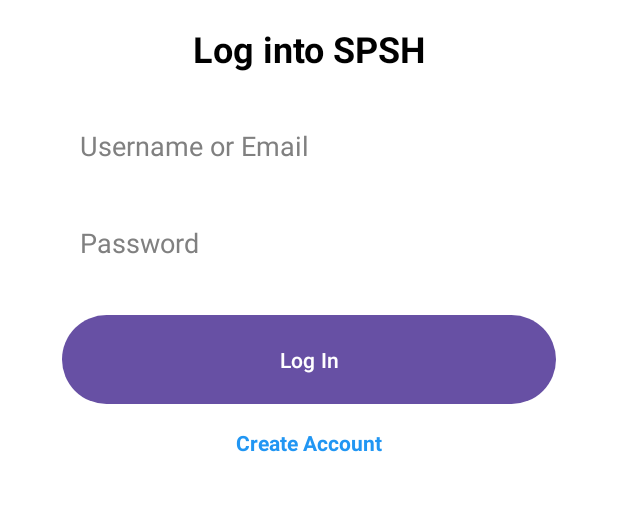
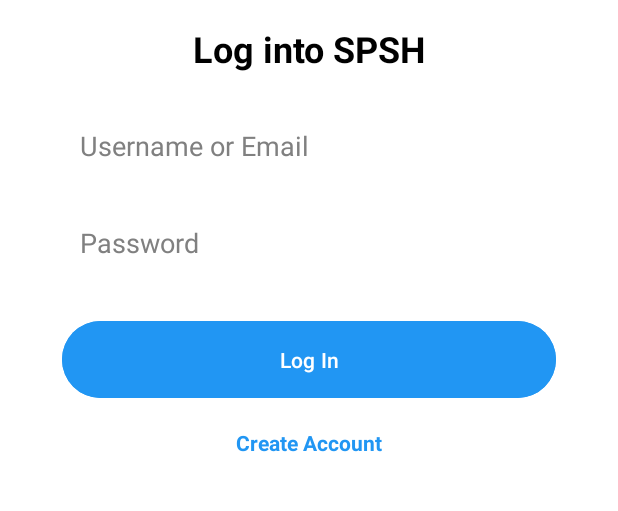
Before and after one commit to Sathira-Wijeratne/SPSH-Ecommerce-Application, an Android app: the screen it shows after launch (CustomerLoginActivity), on a phone screen of 412 x 824 dp, the part 198-709 px from its top. Run offline under Robolectric (Android 15) with nearby library versions, the phone set to English and light mode, and no system bars.

Commit message:
Login button changed to blue

```diff
--- a/MobileApplication/app/src/main/res/layout/customer_login.xml
+++ b/MobileApplication/app/src/main/res/layout/customer_login.xml
@@ -76,11 +76,10 @@
         android:layout_height="wrap_content"
         android:text="Log In"
         android:textColor="@color/white"
-        android:backgroundTint="@color/blue_500"
+        android:backgroundTint="@color/blue"
     android:layout_marginTop="24dp"
     android:layout_marginBottom="16dp"
     android:padding="16dp"
-        android:background="@drawable/rounded_button_background"
     app:layout_constraintTop_toBottomOf="@id/loginPasswordEditText"
     app:layout_constraintStart_toStartOf="parent"
     app:layout_constraintEnd_toEndOf="parent"
```
Lines whose indentation alone changed are shown as unchanged.
